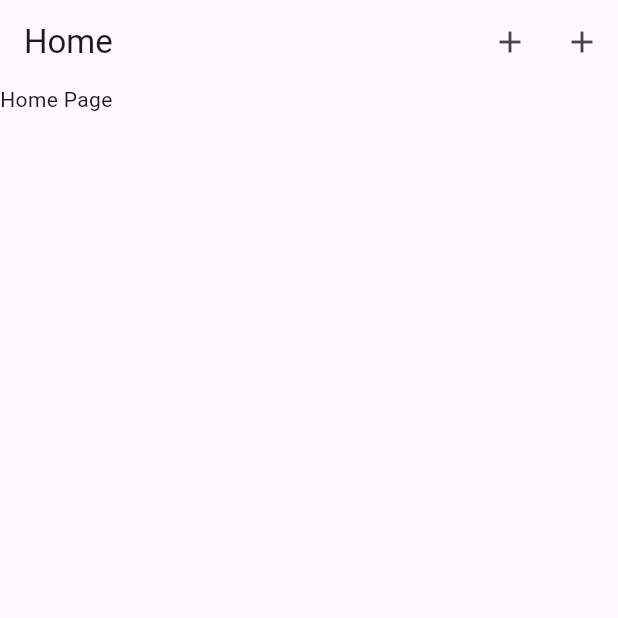
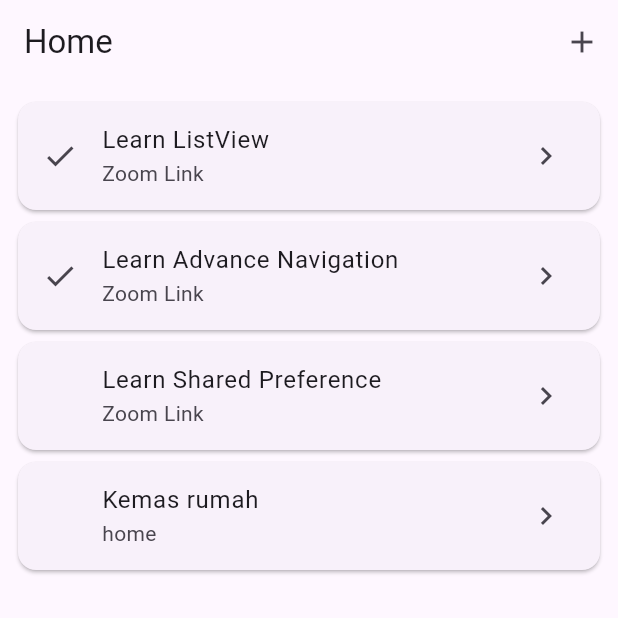
Before and after one commit to SukaHati/todo, a Flutter app: the screen it shows after launch, on a phone screen of 412 x 824 dp, the top half of it. Run offline on Flutter 3.47's test engine with Material 2 defaults, Android fonts, the phone set to English and light mode, and no system bars.

Commit message:
navigation lesson

```diff
--- a/lib/widgets/home.dart
+++ b/lib/widgets/home.dart
@@ -10,21 +10,96 @@ class HomePage extends StatefulWidget {
 }
 
 class _HomePageState extends State<HomePage> {
+  //List<Map<String, dynamic>>
+  List<Map<String, dynamic>> _todoItems = [
+    {
+      "name":"Learn ListView",
+      "place":"Zoom Link",
+      "desc":"Learn Listview, Listtile and Card",
+      "completed": true
+    },
+    {
+      "name":"Learn Advance Navigation",
+      "place":"Zoom Link",
+      "desc":"Pass data forward and pass data backward",
+      "completed": true
+    },
+    {
+      "name":"Learn Shared Preference",
+      "place":"Zoom Link",
+      "desc":"jsonEncode/Decode, set and getItem",
+      "completed": false
+    },
+    {
+      "name":"Kemas rumah",
+      "place":"home",
+      "desc":"sapu, mop, vacuum and laundry",
+      "completed": false
+    }
+  ];
+
   @override
   Widget build(BuildContext context) {
     return Scaffold(
       appBar: AppBar(
         title: Text("Home"),
         actions: [
-          IconButton(onPressed: (){
-            Navigator.push(context, MaterialPageRoute(builder: (context) => AddPage()));
-          }, icon: Icon(Icons.add)),
-          IconButton(onPressed: (){
-            Navigator.push(context, MaterialPageRoute(builder: (context) => DetailPage()));
+          IconButton(onPressed: () async {
+            //step 1: Wait for the page to finished and retrieved the passed item and stored it in new item
+            //When there is await, need to add async to do nearest {} function
+            var newItem = await Navigator.push(context, MaterialPageRoute(builder: (context) => AddPage()));
+            //Step 3: Process the retrieved item
+            if(newItem != null) {
+              _todoItems.add(newItem);
+              setState(() {
+                _todoItems;
+              });
+            }
           }, icon: Icon(Icons.add))
         ],
       ),
-      body: Text("Home Page"),
+      body: ListView.builder(
+          padding: const EdgeInsets.all(8),
+          //Item count maksudnya how many rows are there
+          //Number of row depends on the number of items in the _todoItems List
+          itemCount: _todoItems.length,
+          //What to show on every row
+          //Contohnya: For each row, show a container of height 50px, colors amber, center with text, the "name" of _todoItems items in each row
+          //The row is represented by key word index
+          itemBuilder: (BuildContext context, int index) {
+            //return Container(
+            //  height: 50,
+            //  color: Colors.amber,
+            //  child: Center(child: Text(_todoItems[index]["name"]!)),
+            //);
+            return Card(
+              child: ListTile(
+                leading: _todoItems[index]["completed"] ? Icon(Icons.check) : SizedBox(),
+                title: Text(_todoItems[index]["name"]!),
+                subtitle: Text(_todoItems[index]["place"]!),
+                trailing: Icon(Icons.chevron_right),
+                onTap: () async {
+                  //Pass forward data
+                  var action = await Navigator.push(context, MaterialPageRoute(builder: (context) => DetailPage(todoItem: _todoItems[index], index: index)));
+                  if(action != null) {
+                    if(action["action"] == "delete") {
+                      _todoItems.removeAt(action["index"]);
+                      setState(() {
+                        _todoItems;
+                      });
+                    }
+                    else {
+                      _todoItems[index]["completed"] = true;
+                      setState(() {
+                        _todoItems;
+                      });
+                    }
+                  }
+                },
+              ),
+            );
+          }
+      ),
     );
   }
 }
--- a/pubspec.yaml
+++ b/pubspec.yaml
@@ -35,6 +35,7 @@ dependencies:
   # The following adds the Cupertino Icons font to your application.
   # Use with the CupertinoIcons class for iOS style icons.
   cupertino_icons: ^1.0.2
+  shared_preferences: ^2.2.2
 
 dev_dependencies:
   flutter_test:
```
Also changed, not shown: lib/widgets/add.dart (+6 -2 lines), lib/widgets/detail.dart (+37 -2 lines), pubspec.lock.
